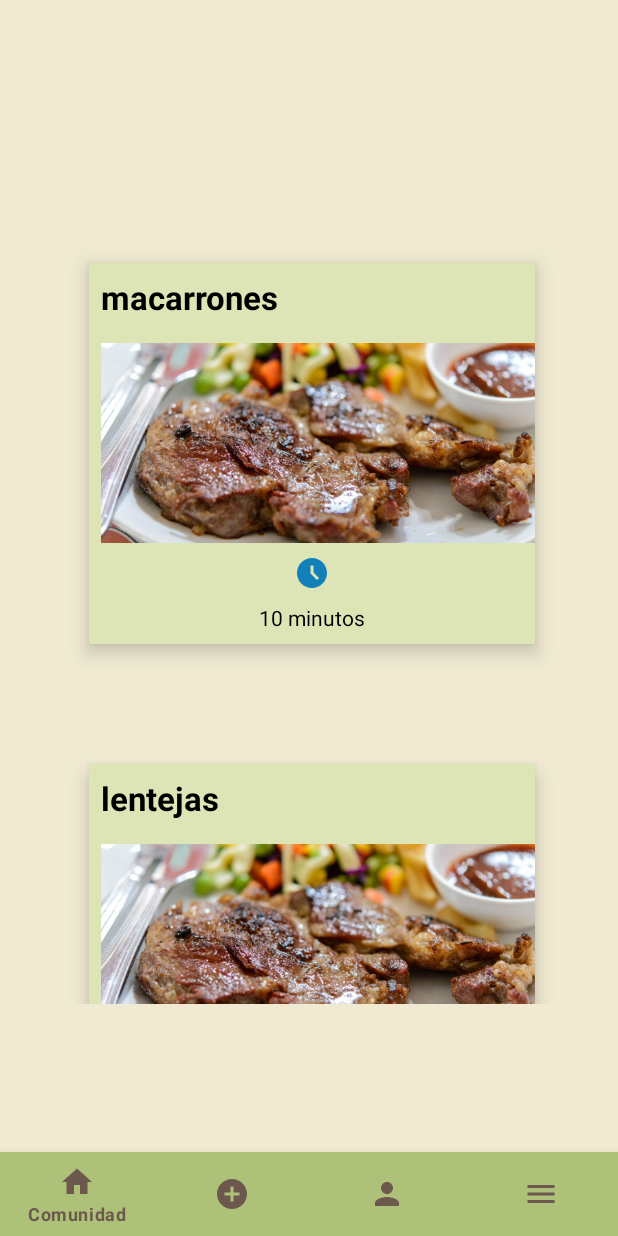
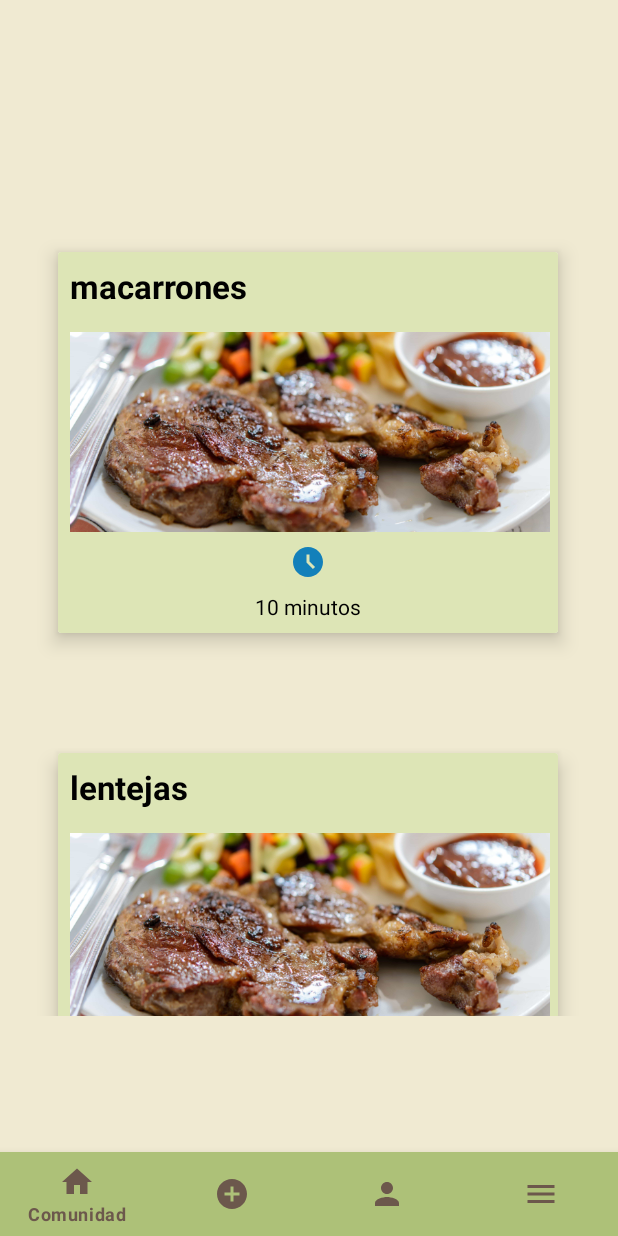
Before and after one commit to korah91/AndroidAppFinalDAS, an Android app: the screen it shows after launch (MainActivity), after a tap on "MODO INVITADO", on a phone screen of 412 x 824 dp. Run offline under Robolectric (Android 15) with nearby library versions, the phone set to English and light mode, and no system bars; our stand-ins replace Picasso, navigation-ui; pictures from the network do not load.

Commit message:
- Arreglo en la View vertical de lista recetas de comunidad

```diff
--- a/app/src/main/res/layout/fragment_comunidad.xml
+++ b/app/src/main/res/layout/fragment_comunidad.xml
@@ -15,15 +15,15 @@
 
         <androidx.recyclerview.widget.RecyclerView
             android:id="@+id/rv_recetas_comunidad"
-            android:layout_width="377dp"
-            android:layout_height="534dp"
-            android:layout_marginStart="18dp"
+            android:layout_width="413dp"
+            android:layout_height="549dp"
             android:layout_marginTop="34dp"
-            android:layout_marginEnd="16dp"
             android:layout_marginBottom="35dp"
             app:layout_constraintBottom_toBottomOf="parent"
             app:layout_constraintEnd_toEndOf="parent"
+            app:layout_constraintHorizontal_bias="0.0"
             app:layout_constraintStart_toStartOf="parent"
-            app:layout_constraintTop_toTopOf="parent" />
+            app:layout_constraintTop_toTopOf="parent"
+            app:layout_constraintVertical_bias="0.512" />
     </androidx.constraintlayout.widget.ConstraintLayout>
 </FrameLayout>
```
